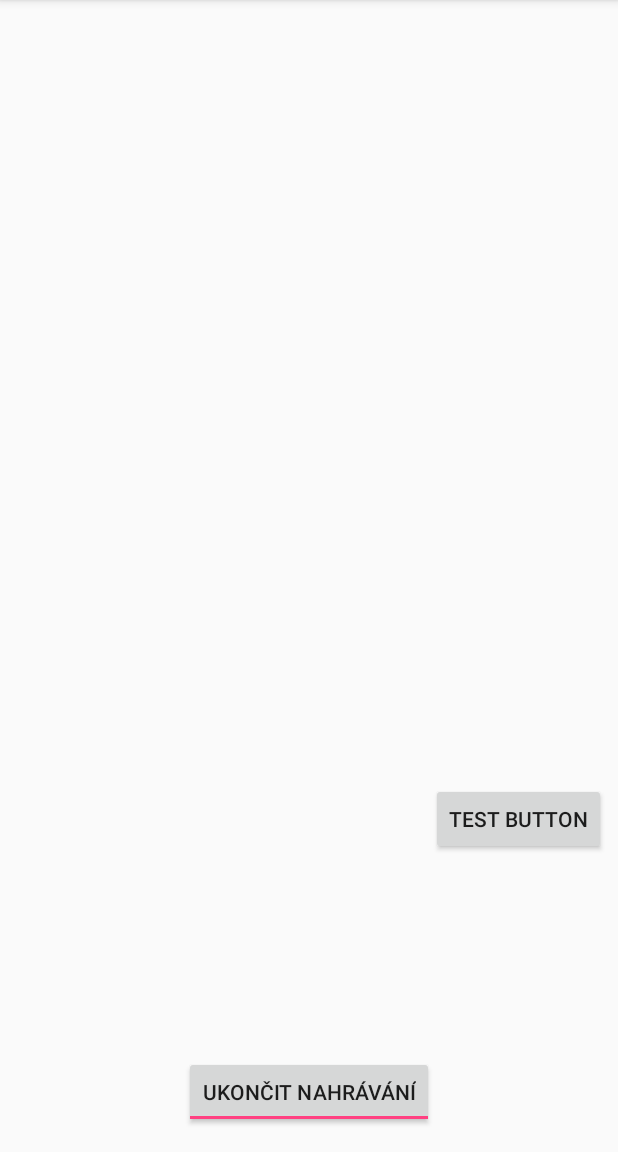
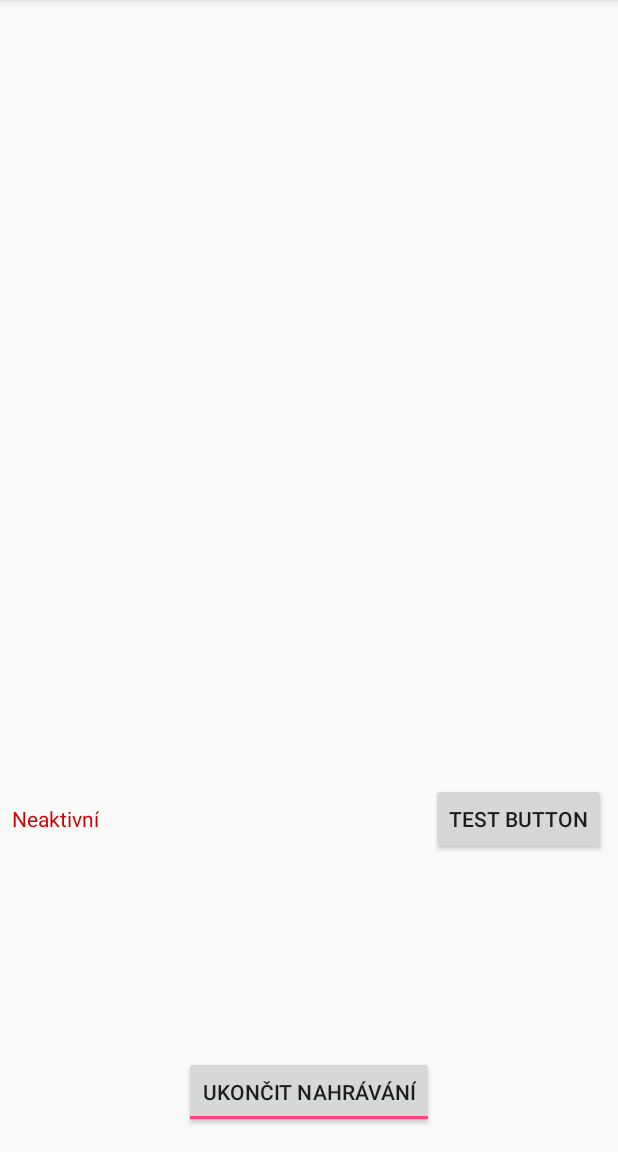
Before and after one commit to PetrFlajsingr/SpeechRecognition, an Android app: the screen it shows after launch (MainActivity), after a tap on "ZAČÍT NAHRÁVÁNÍ", on a phone screen of 412 x 824 dp, the part 84-1236 px from its top. Run offline under Robolectric (Android 15) with nearby library versions, the phone set to English and light mode, and no system bars; 6 statements that could not run were skipped.

Commit message:
bugfix UI invisible textview

```diff
--- a/app/src/main/java/cz/vutbr/fit/xflajs00/voicerecognition/MainActivity.java
+++ b/app/src/main/java/cz/vutbr/fit/xflajs00/voicerecognition/MainActivity.java
@@ -68,7 +68,7 @@ public class MainActivity extends AppCompatActivity implements SpeechRecognition
     public void recordingControl(View view){
         recording = !recording;
         if(recording){
-            VADTextView.setVisibility(View.INVISIBLE);
+            VADTextView.setVisibility(View.VISIBLE);
             resultTextView.setText("");
             new Thread(new Runnable() {
                 @Override
```
